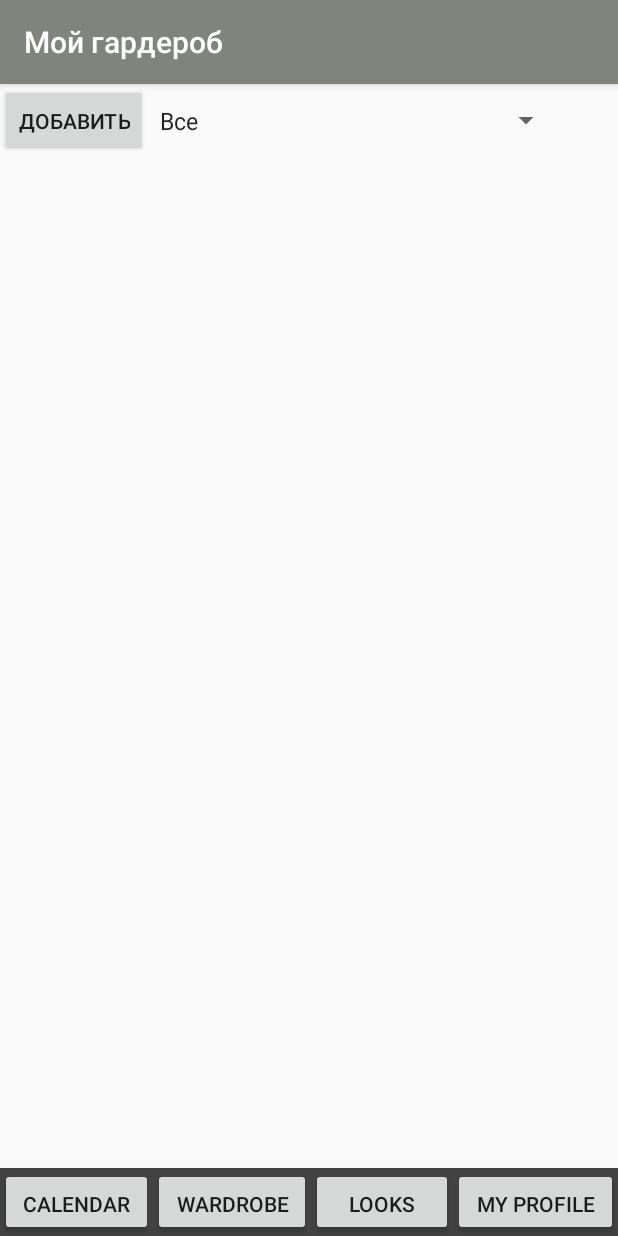
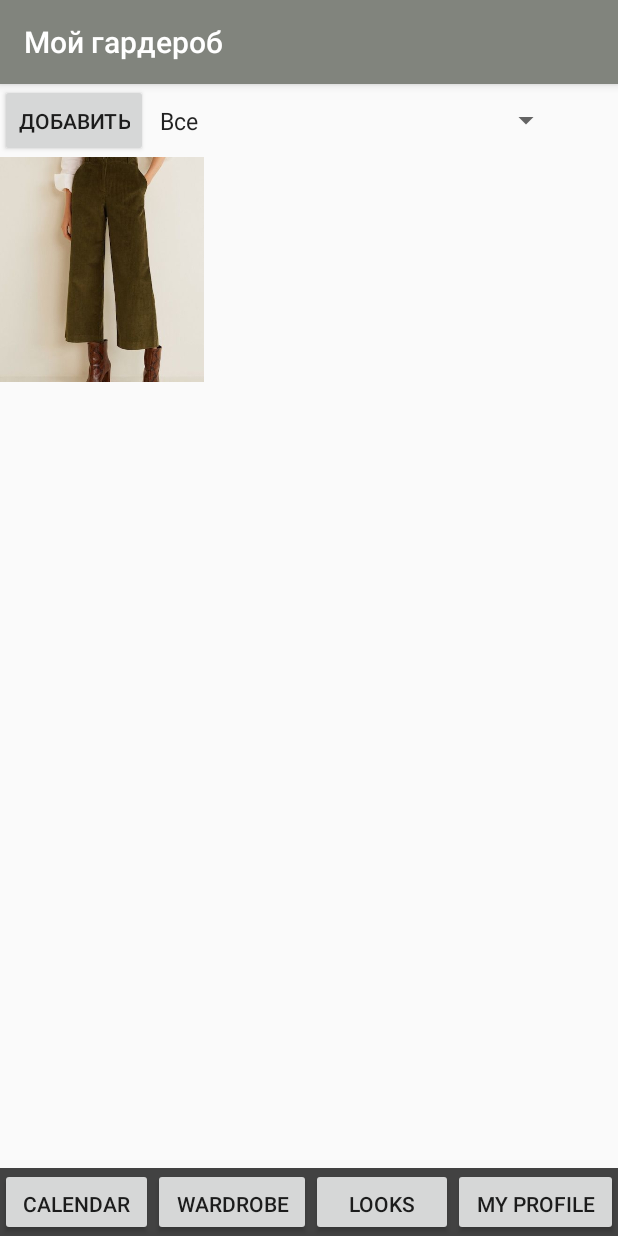
Before and after one commit to lermala/ViWardrobe, an Android app: the screen it shows after launch (MainActivity), on a phone screen of 412 x 824 dp. Run offline under Robolectric (Android 15) with nearby library versions, the phone set to English and light mode, and no system bars.

Commit message:
с разрешением на запись и чтение (работает и без него). В некст коммите уберу все.
Здесь есть создание папки, сохранение туда фото с ресурсов и загрузка фото оттуда.

```diff
--- a/app/src/main/java/com/example/myapplication/Logic/workWithClothes/Clothes.java
+++ b/app/src/main/java/com/example/myapplication/Logic/workWithClothes/Clothes.java
@@ -49,6 +49,11 @@ public class Clothes{
         this.name = name;
         this.type = type;
         this.image = image;
+    }
+
+    public Clothes(String name, Uri image) {
+        this.name = name;
+        this.imageUri = image;
     }
 
     //-------КОНСТРУКТОРЫ С ТЭГАМИ------------
--- a/app/src/main/java/com/example/myapplication/MainActivity.java
+++ b/app/src/main/java/com/example/myapplication/MainActivity.java
@@ -1,6 +1,5 @@
 package com.example.myapplication;
 
-import androidx.annotation.NonNull;
 import androidx.appcompat.app.AppCompatActivity;
 import androidx.core.app.ActivityCompat;
 import androidx.core.content.ContextCompat;
@@ -13,16 +12,18 @@ import android.app.Activity;
 import android.app.AlertDialog;
 import android.content.Context;
 import android.content.DialogInterface;
-import android.content.Intent;
 import android.content.pm.PackageManager;
+import android.graphics.Bitmap;
+import android.graphics.BitmapFactory;
 import android.net.Uri;
 import android.os.Build;
 import android.os.Bundle;
-import android.os.Environment;
-import android.provider.Settings;
+import android.util.Log;
 import android.view.View;
 import android.widget.Toast;
 
+import com.example.myapplication.Logic.workWithClothes.Clothes;
+import com.example.myapplication.Logic.workWithClothes.WorkClothes;
 import com.example.myapplication.menuFragments.Dialogs.AddingClothesFragment;
 import com.example.myapplication.menuFragments.CalendarFragment;
 import com.example.myapplication.menuFragments.Dialogs.FragmentAddingLooks;
@@ -30,11 +31,13 @@ import com.example.myapplication.menuFragments.Dialogs.TagsDialogFragment;
 import com.example.myapplication.menuFragments.HomeFragment;
 import com.example.myapplication.menuFragments.LooksFragment;
 import com.example.myapplication.menuFragments.ProfileFragment;
-import com.google.android.material.snackbar.Snackbar;
 
 import java.io.File;
+import java.io.FileOutputStream;
 
 public class MainActivity extends AppCompatActivity {
+
+    private static final String TAG = "MAIN ACTIVITY | "; // 4 debugging
 
   //  private static final int PERMISSION_REQUEST_CODE = 123;
     private static final int MY_PERMISSIONS_REQUEST_READ_EXTERNAL_STORAGE = 123;
@@ -42,13 +45,24 @@ public class MainActivity extends AppCompatActivity {
     @Override
     protected void onCreate(Bundle savedInstanceState) {
         super.onCreate(savedInstanceState);
+        setContentView(R.layout.activity_main);
 
         // если есть разрешение
-        if (checkPermissionREAD_EXTERNAL_STORAGE(this)) {
-            setContentView(R.layout.activity_main);
-            addFirstFragment();
+       /* if (checkPermissionREAD_EXTERNAL_STORAGE(this)) {
 
-        }
+
+        }*/
+
+        String path = getFilesDir().toString();
+
+        Log.i(TAG,"PATH = " + path);
+
+        Bitmap picClothes1 = BitmapFactory.decodeResource(getResources(), R.drawable.c1);
+        createDirectoryAndSaveFile(picClothes1, "pic1");
+        WorkClothes.addClothes(new Clothes("test clth", Uri.parse(path +
+                "/Clothes/" + "pic1")));
+
+        addFirstFragment();
 
         // ---------------Запрос на доступ к файлам------------
         /*if (hasPermissions()){
@@ -137,6 +151,30 @@ public class MainActivity extends AppCompatActivity {
         alert.show();
     }
 
+
+    private void createDirectoryAndSaveFile(Bitmap imageToSave, String fileName){
+        String path = getFilesDir().toString();
+
+        File direct = new File(getFilesDir(), "/Clothes");
+
+        if (!direct.exists()) {
+            File imageClothesDir = new File(path + "/Clothes/");
+            imageClothesDir.mkdirs();
+        }
+
+        File file = new File(new File(path + "/Clothes/"), fileName);
+        if (file.exists()) {
+            file.delete();
+        }
+        try {
+            FileOutputStream out = new FileOutputStream(file);
+            imageToSave.compress(Bitmap.CompressFormat.JPEG, 100, out);
+            out.flush();
+            out.close();
+        } catch (Exception e) {
+            e.printStackTrace();
+        }
+    }
 
     /*private void makeFolder(){
         File file = new File(Environment.getExternalStorageDirectory().getAbsolutePath(),"fandroid");
--- a/app/src/main/java/com/example/myapplication/menuFragments/Dialogs/AddingClothesFragment.java
+++ b/app/src/main/java/com/example/myapplication/menuFragments/Dialogs/AddingClothesFragment.java
@@ -10,6 +10,7 @@ import androidx.annotation.NonNull;
 import androidx.annotation.Nullable;
 import androidx.fragment.app.DialogFragment;
 
+import android.os.Environment;
 import android.util.Log;
 import android.view.LayoutInflater;
 import android.view.View;
@@ -26,6 +27,7 @@ import com.example.myapplication.Logic.workWithClothes.WorkClothes;
 import com.example.myapplication.R;
 import com.example.myapplication.Logic.workWithClothes.Clothes;
 
+import java.io.File;
 import java.util.ArrayList;
 
 import static android.app.Activity.RESULT_OK;
@@ -67,7 +69,6 @@ public class AddingClothesFragment extends DialogFragment {
         // Применяем адаптер к элементу spinner
         spinner.setAdapter(adapter);
 
-
         //------загрузка фото юзером
         imageView = (ImageView) view.findViewById(R.id.image_for_adding_clothes);
         // нажали на картинку (для добавления)
@@ -94,7 +95,7 @@ public class AddingClothesFragment extends DialogFragment {
 
                 // сначала проверим все на корректный ввод
                 if (!checkDataFromView(view)){
-                    //.///
+                    //.,,,,,///
                     return;
                 }
 
@@ -105,6 +106,10 @@ public class AddingClothesFragment extends DialogFragment {
 
                 WorkClothes.addClothes(clothesForAdding); //добавили в общий список
 
+               // File file = new File(getContext().getFilesDir(), "LERA_imagename.png");
+
+
+
                 // отображаем новую таблицу
                 clothesGridView.setAdapter(new ClothesAdapter(getActivity(),
                         R.layout.list_item, WorkClothes.getAllClothes()));
@@ -113,6 +118,11 @@ public class AddingClothesFragment extends DialogFragment {
         return builder.create();
     }
 
+    /**
+     * Проверяем корректность ввода в окошке
+     * @param view
+     * @return
+     */
     private boolean checkDataFromView(View view){
         // сначала проверим все на корректный ввод
         if (selectedImageUri == null) { //если картинка не выбрана
@@ -181,11 +191,4 @@ public class AddingClothesFragment extends DialogFragment {
     }
 
 
-    public Clothes getClothesForAdding() {
-        return clothesForAdding;
-    }
-
-    public void setClothesForAdding(Clothes clothesForAdding) {
-        this.clothesForAdding = clothesForAdding;
-    }
 }
--- a/app/src/main/java/com/example/myapplication/menuFragments/HomeFragment.java
+++ b/app/src/main/java/com/example/myapplication/menuFragments/HomeFragment.java
@@ -24,7 +24,6 @@ import java.util.ArrayList;
 
 public class HomeFragment extends Fragment {
 
-    //private LoadClothesInterface loadClothesInterface = new WorkClothes();
     private ArrayList<Clothes> clothes = WorkClothes.getAllClothes();
     private GridView clothesGridView;
 
```
